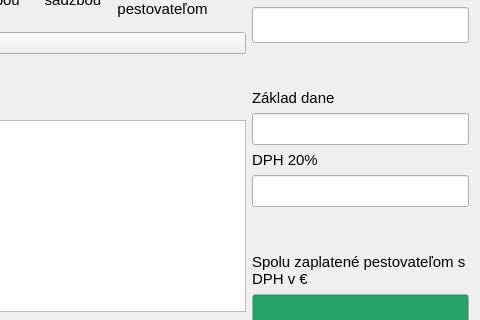
EduardFrlicka/Palenica-PyQt6, file src/ui/create_distilling_tab.ui: the form before one commit; both pictures show x 635 to 1115 and y 122 to 442 of the 1115 by 636 pixel window.
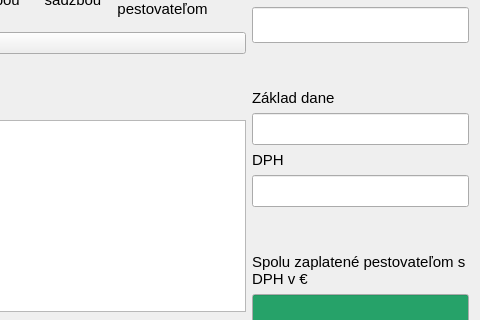
The form after the commit. Icons and pictures are not drawn. Custom widgets are drawn as their Qt base class.

The edit to the form file:
```diff
--- a/src/ui/create_distilling_tab.ui
+++ b/src/ui/create_distilling_tab.ui
@@ -700,7 +700,7 @@
             </font>
            </property>
            <property name="text">
-            <string>DPH 20%</string>
+            <string>DPH</string>
            </property>
            <property name="textFormat">
             <enum>Qt::TextFormat::PlainText</enum>
```
